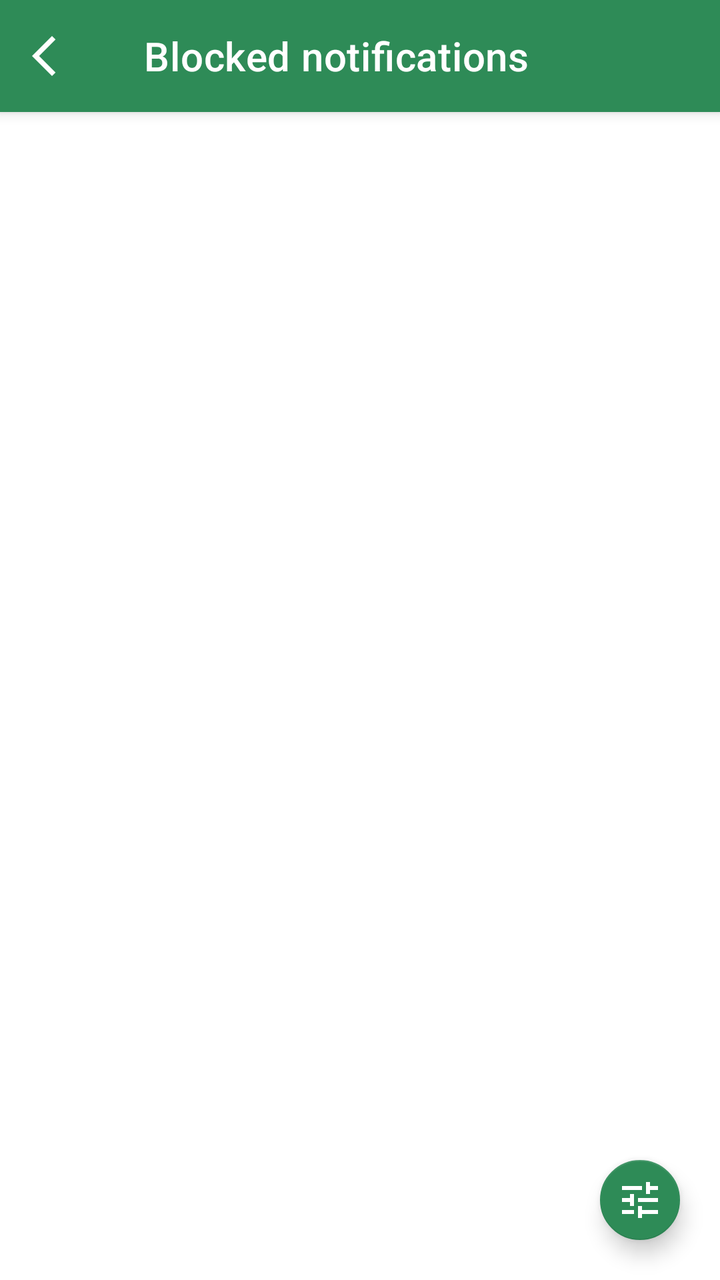
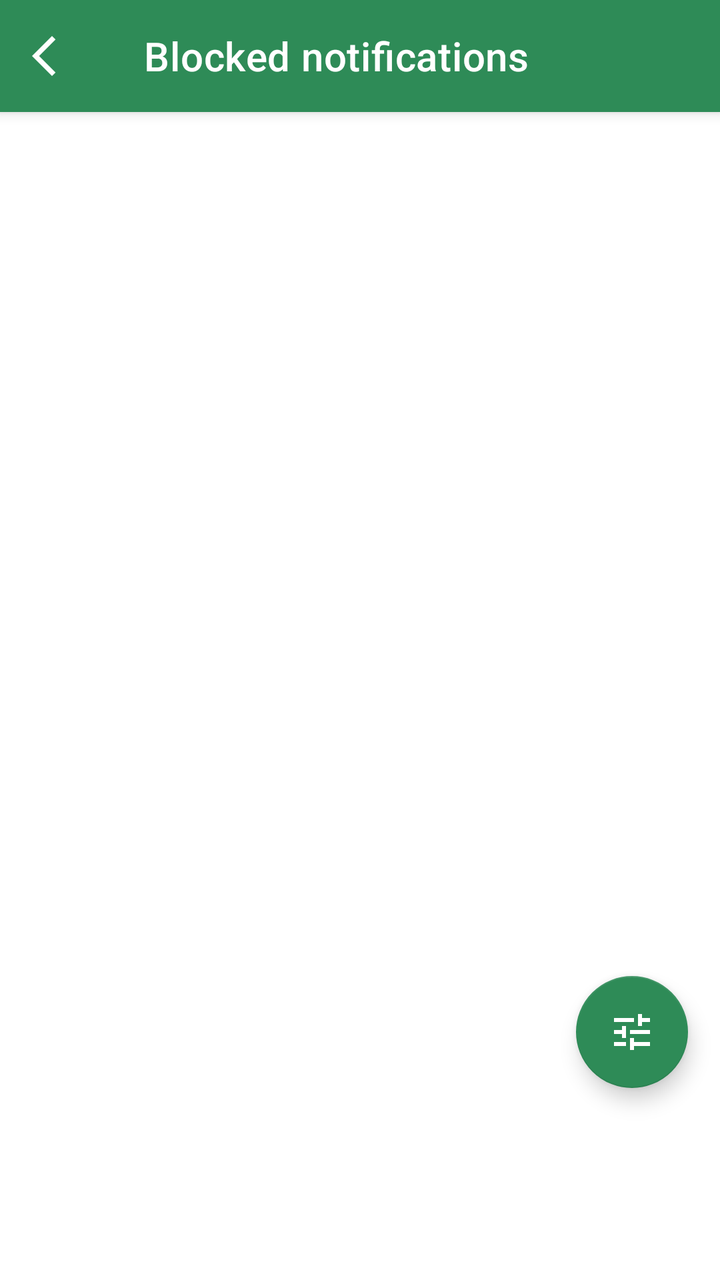

The first picture is an Android layout as it rendered before a commit; the second is the same layout after the commit. The layout source and the unified diff follow.
<!-- AndroidManifest.xml: application theme Theme.Switchly -->
<!-- res/layout/activity_blocked_inbox.xml -->
<?xml version="1.0" encoding="utf-8"?>
<androidx.coordinatorlayout.widget.CoordinatorLayout
    xmlns:android="http://schemas.android.com/apk/res/android"
    xmlns:app="http://schemas.android.com/apk/res-auto"
    android:layout_width="match_parent"
    android:layout_height="match_parent">

    
    <com.google.android.material.appbar.AppBarLayout
        android:layout_width="match_parent"
        android:layout_height="wrap_content"
        android:fitsSystemWindows="true">

        <com.google.android.material.appbar.MaterialToolbar
            android:id="@+id/toolbar"
            style="@style/Switchly.TopBar"
            android:layout_width="match_parent"
            android:layout_height="wrap_content"
            android:minHeight="?attr/actionBarSize"
            app:title="@string/blocked_inbox_title"
            app:navigationIcon="@drawable/arrow_back_ios_24" />
    </com.google.android.material.appbar.AppBarLayout>

    <LinearLayout
        android:layout_width="match_parent"
        android:layout_height="match_parent"
        android:orientation="vertical"
        app:layout_behavior="@string/appbar_scrolling_view_behavior">

        <TextView
            android:id="@+id/tvEmpty"
            android:layout_width="match_parent"
            android:layout_height="wrap_content"
            android:layout_margin="16dp"
            android:text="@string/blocked_inbox_empty"
            android:visibility="gone" />

        <androidx.recyclerview.widget.RecyclerView
            android:id="@+id/recyclerInbox"
            android:layout_width="match_parent"
            android:layout_height="0dp"
            android:layout_weight="1"
            android:padding="12dp"
            android:clipToPadding="false" />

    </LinearLayout>

    
    <com.google.android.material.floatingactionbutton.FloatingActionButton
        android:id="@+id/btnFilter"
        android:layout_width="wrap_content"
        android:layout_height="wrap_content"
        android:layout_marginEnd="16dp"
        android:layout_marginBottom="16dp"
        app:srcCompat="@drawable/tune_24"
        app:fabSize="mini"
        android:contentDescription="@string/blocked_inbox_filter"
        app:layout_anchor="@id/recyclerInbox"
        app:layout_anchorGravity="bottom|end" />

</androidx.coordinatorlayout.widget.CoordinatorLayout>
<!-- resources referenced by this layout -->
<resources>
  <!-- drawable arrow_back_ios_24 (drawable) -->
  <vector xmlns:android="http://schemas.android.com/apk/res/android"
      android:width="24dp"
      android:height="24dp"
      android:viewportWidth="960"
      android:viewportHeight="960">
    <path
        android:pathData="M400,880 L0,480l400,-400 71,71 -329,329 329,329 -71,71Z"
        android:fillColor="?attr/colorOnSurface"/>
  </vector>
  <string name="blocked_inbox_empty">No blocked notifications yet ✅</string>
  <string name="blocked_inbox_filter">Filter</string>
  <string name="blocked_inbox_title">Blocked notifications</string>
  <style name="Switchly.TopBar" parent="Widget.MaterialComponents.Toolbar">
          
          <item name="android:background">?attr/colorPrimary</item>
          <item name="backgroundTint">?attr/colorPrimary</item>
  
          
          <item name="titleTextColor">@android:color/white</item>
  
          
          <item name="navigationIconTint">@android:color/white</item>
      </style>
  <color name="accent_default_green">#2E8B57</color>
  <style name="Switchly.Button" parent="Widget.MaterialComponents.Button">
          <item name="backgroundTint">?attr/colorPrimary</item>
          <item name="android:textColor">@android:color/white</item>
          <item name="cornerRadius">16dp</item>
          <item name="android:textAllCaps">false</item>
          <item name="android:insetTop">0dp</item>
          <item name="android:insetBottom">0dp</item>
          <item name="android:minHeight">52dp</item>
      </style>
  <style name="Switchly.Fab" parent="Widget.MaterialComponents.FloatingActionButton">
          <item name="backgroundTint">?attr/colorPrimary</item>
          <item name="tint">@android:color/white</item>
      </style>
  <style name="Switchly.Card" parent="Widget.MaterialComponents.CardView">
          <item name="shapeAppearance">@style/ShapeAppearance.Switchly.Card</item>
          <item name="cardBackgroundColor">@color/switchly_card_bg</item>
          <item name="strokeColor">@color/switchly_card_stroke</item>
          <item name="strokeWidth">1dp</item>
          <item name="cardElevation">2dp</item>
          <item name="cardUseCompatPadding">true</item>
      </style>
  <style name="Switchly.TextInputLayout" parent="Widget.MaterialComponents.TextInputLayout.OutlinedBox">
          <item name="boxStrokeWidth">1dp</item>
          <item name="boxStrokeWidthFocused">2dp</item>
          <item name="boxCornerRadiusTopStart">12dp</item>
          <item name="boxCornerRadiusTopEnd">12dp</item>
          <item name="boxCornerRadiusBottomStart">12dp</item>
          <item name="boxCornerRadiusBottomEnd">12dp</item>
      </style>
  <style name="Switchly.AutoCompleteText" parent="Widget.MaterialComponents.AutoCompleteTextView.OutlinedBox">
          <item name="android:minHeight">56dp</item>
          <item name="android:paddingTop">12dp</item>
          <item name="android:paddingBottom">12dp</item>
          <item name="android:textAppearance">@style/TextAppearance.MaterialComponents.Body1</item>
      </style>
  <style name="ThemeOverlay.Switchly.Dialog" parent="ThemeOverlay.MaterialComponents.MaterialAlertDialog">
          <item name="colorControlActivated">?attr/colorPrimary</item>
          <item name="colorControlHighlight">?attr/colorPrimary</item>
          <item name="colorAccent">?attr/colorPrimary</item>
      </style>
  <style name="ShapeAppearance.Switchly.Card" parent="ShapeAppearance.MaterialComponents.LargeComponent">
          <item name="cornerFamily">rounded</item>
          <item name="cornerSize">26dp</item>
      </style>
  <color name="switchly_card_bg">#F7FFFFFF</color>
  <color name="switchly_card_stroke">#14000000</color>
  <!-- unchanged entries left out for length: 2 -->
</resources>

<!-- the commit's change to res/layout/activity_blocked_inbox.xml (unified diff, before → after) -->
@@ -51,9 +51,8 @@
         android:layout_width="wrap_content"
         android:layout_height="wrap_content"
         android:layout_marginEnd="16dp"
-        android:layout_marginBottom="16dp"
+        android:layout_marginBottom="96dp"
         app:srcCompat="@drawable/tune_24"
-        app:fabSize="mini"
         android:contentDescription="@string/blocked_inbox_filter"
         app:layout_anchor="@id/recyclerInbox"
         app:layout_anchorGravity="bottom|end" />
